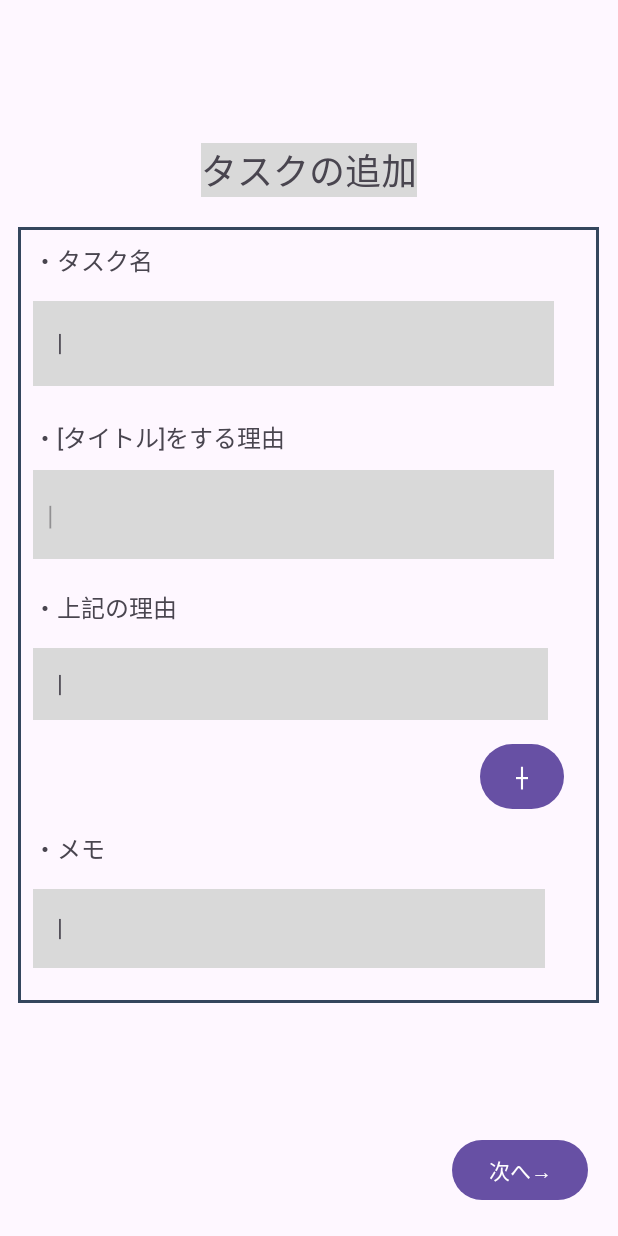
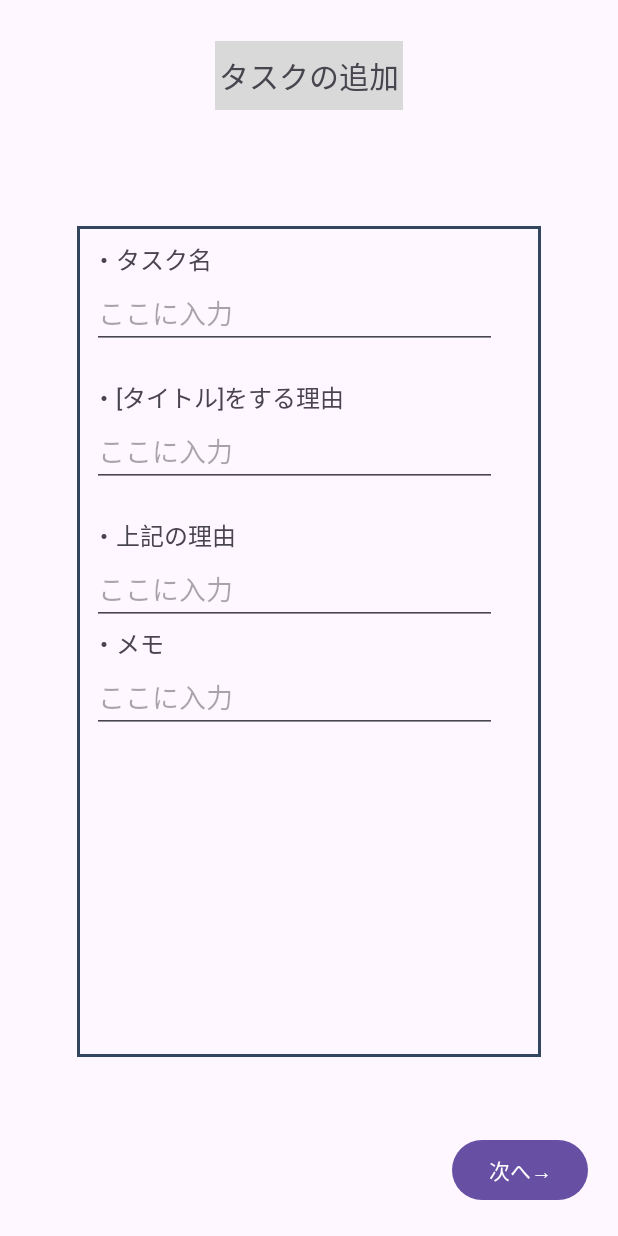
Before and after one commit to SoSatoNITIC/AppBlockTaskList, an Android app: the TaskSettingWan screen opened through its navigation route, on a phone screen of 412 x 824 dp. Run offline under Robolectric (Android 15) with nearby library versions, the phone set to English and light mode, and no system bars; our stand-ins replace Room's generated code.

Commit message:
いろいろやった

```diff
--- a/app/src/main/java/com/example/appblocktasklist/SystemHome.kt
+++ b/app/src/main/java/com/example/appblocktasklist/SystemHome.kt
@@ -5,8 +5,13 @@ import androidx.fragment.app.Fragment
 import android.view.LayoutInflater
 import android.view.View
 import android.view.ViewGroup
+import android.widget.ArrayAdapter
 import android.widget.Button
+import android.widget.ListView
 import androidx.navigation.fragment.NavHostFragment
+import com.example.appblocktasklist.roomdb.TasksDB.Task
+import kotlinx.coroutines.GlobalScope
+import kotlinx.coroutines.launch
 
 
 class SystemHome : Fragment() {
@@ -26,6 +31,16 @@ class SystemHome : Fragment() {
         //navControllerの取得
         val navController = navHostFragment.navController
 
+        GlobalScope.launch {
+            val listView = view.findViewById<ListView>(R.id.SystemTaskList)
+            val tasks: List<Task> = MyApplication.database.tasksDao().getAll()
+            val taskNames: List<String> = tasks.map { it.taskName }
+
+            val adapter = ArrayAdapter(requireActivity(), android.R.layout.simple_list_item_1, taskNames)
+            listView.adapter = adapter
+        }
+
+
         //ロック設定が押されたら
         view.findViewById<Button>(R.id.button2).setOnClickListener{
             //ファイル名 +  Directionsが自動生成される
@@ -38,7 +53,5 @@ class SystemHome : Fragment() {
             val action = SystemHomeDirections.actionSystemHomeFragmentToSystemTaskmenuFragment()
             navController.navigate(action)
         }
-
-
     }
 }
--- a/app/src/main/res/layout/fragment_lock_setting_between_fragment.xml
+++ b/app/src/main/res/layout/fragment_lock_setting_between_fragment.xml
@@ -24,7 +24,7 @@
             app:layout_constraintVertical_bias="0.007" />
 
         <TextView
-            android:id="@+id/LockSettingbetweenText1"
+            android:id="@+id/lock_setting_between_text1"
             android:layout_width="125dp"
             android:layout_height="46dp"
             android:layout_centerInParent="true"
--- a/app/src/main/res/layout/fragment_lock_setting_triger_fragment.xml
+++ b/app/src/main/res/layout/fragment_lock_setting_triger_fragment.xml
@@ -66,7 +66,7 @@
             app:layout_constraintVertical_bias="0.0" />
 
         <TextView
-            android:id="@+id/textView4"
+            android:id="@+id/text_view_reason"
             android:layout_width="308dp"
             android:layout_height="1dp"
             android:background="#000000"
--- a/app/src/main/res/layout/fragment_task_setting_wan_fragment.xml
+++ b/app/src/main/res/layout/fragment_task_setting_wan_fragment.xml
@@ -12,167 +12,131 @@
         android:layout_height="match_parent">
 
         <TextView
-            android:id="@+id/textView2"
-            android:layout_width="wrap_content"
-            android:layout_height="wrap_content"
+            android:id="@+id/lock_setting_between_text1"
+            android:layout_width="125dp"
+            android:layout_height="46dp"
+            android:layout_centerInParent="true"
+            android:layout_marginTop="27dp"
             android:background="#D9D9D9"
-            android:layout_marginStart="200dp"
-            android:layout_marginTop="57dp"
-            android:layout_marginEnd="200dp"
-            android:layout_marginBottom="655dp"
+            android:gravity="center_vertical|center_horizontal"
             android:text="タスクの追加"
-            android:textSize="24sp"
-            app:layout_constraintBottom_toBottomOf="parent"
+            android:textSize="20sp"
             app:layout_constraintEnd_toEndOf="parent"
             app:layout_constraintStart_toStartOf="parent"
             app:layout_constraintTop_toTopOf="parent" />
 
-        <TextView
-            android:id="@+id/textView"
-            android:layout_width="387dp"
-            android:layout_height="517dp"
-            android:layout_marginTop="20dp"
-            android:background="@drawable/wakusen"
-            app:layout_constraintEnd_toEndOf="parent"
-            app:layout_constraintHorizontal_bias="0.488"
-            app:layout_constraintStart_toStartOf="parent"
-            app:layout_constraintTop_toBottomOf="@+id/textView2" />
 
         <TextView
-            android:id="@+id/textView3"
+            android:id="@+id/frame"
+            android:layout_width="309dp"
+            android:layout_height="554dp"
+            android:background="@drawable/wakusen"
+            app:layout_constraintBottom_toBottomOf="parent"
+            app:layout_constraintEnd_toEndOf="parent"
+            app:layout_constraintStart_toStartOf="parent"
+            app:layout_constraintTop_toTopOf="parent"
+            app:layout_constraintVertical_bias="0.559" />
+
+        <TextView
+            android:id="@+id/text_view_title"
             android:layout_width="wrap_content"
             android:layout_height="wrap_content"
             android:layout_marginStart="10dp"
             android:layout_marginTop="10dp"
             android:text="・タスク名"
             android:textSize="16sp"
-            app:layout_constraintStart_toStartOf="@+id/textView"
-            app:layout_constraintTop_toTopOf="@+id/textView" />
+            app:layout_constraintStart_toStartOf="@+id/frame"
+            app:layout_constraintTop_toTopOf="@+id/frame" />
 
+        <EditText
+            android:id="@+id/title"
+            android:layout_width="270dp"
+            android:layout_height="48dp"
+            android:ems="10"
+            android:hint="ここに入力"
+            android:inputType="text"
+            app:layout_constraintBottom_toBottomOf="@+id/frame"
+            app:layout_constraintEnd_toEndOf="@+id/frame"
+            app:layout_constraintHorizontal_bias="0.256"
+            app:layout_constraintStart_toStartOf="@+id/frame"
+            app:layout_constraintTop_toBottomOf="@+id/text_view_title"
+            app:layout_constraintVertical_bias="0.0" />
 
         <TextView
-            android:id="@+id/textView4"
+            android:id="@+id/text_view_reason"
             android:layout_width="wrap_content"
-            android:layout_height="0dp"
+            android:layout_height="wrap_content"
             android:layout_marginStart="10dp"
             android:layout_marginTop="20dp"
             android:text="・[タイトル]をする理由"
             android:textSize="16sp"
-            app:layout_constraintStart_toStartOf="@+id/textView"
-            app:layout_constraintTop_toBottomOf="@+id/textInputLayout" />
+            app:layout_constraintStart_toStartOf="@+id/frame"
+            app:layout_constraintTop_toBottomOf="@+id/title" />
 
-        <com.google.android.material.textfield.TextInputLayout
-            android:id="@+id/textInputLayout2"
-            android:layout_width="409dp"
-            android:layout_height="wrap_content"
-            android:layout_marginStart="1dp"
-            android:layout_marginTop="1dp"
-            android:layout_marginEnd="1dp"
-            app:layout_constraintBottom_toBottomOf="@+id/inputTask2"
-            app:layout_constraintEnd_toEndOf="parent"
-            app:layout_constraintHorizontal_bias="0.0"
-            app:layout_constraintStart_toStartOf="parent"
-            app:layout_constraintTop_toBottomOf="@+id/textView4"
-            app:layout_constraintVertical_bias="1.0">
-        </com.google.android.material.textfield.TextInputLayout>
+        <EditText
+            android:id="@+id/title_reason"
+            android:layout_width="270dp"
+            android:layout_height="48dp"
+            android:ems="10"
+            android:hint="ここに入力"
+            android:inputType="text"
+            app:layout_constraintBottom_toBottomOf="@+id/frame"
+            app:layout_constraintEnd_toEndOf="@+id/frame"
+            app:layout_constraintHorizontal_bias="0.256"
+            app:layout_constraintStart_toStartOf="@+id/frame"
+            app:layout_constraintTop_toBottomOf="@+id/text_view_reason"
+            app:layout_constraintVertical_bias="0.0" />
 
-        <com.google.android.material.textfield.TextInputEditText
-            android:id="@+id/inputTask2"
-            android:layout_width="347dp"
-            android:layout_height="59dp"
-            android:layout_marginStart="10dp"
-            android:layout_marginTop="10dp"
-            android:background="#D9D9D9"
-            android:hint="  |"
-            app:layout_constraintStart_toStartOf="@+id/textView"
-            app:layout_constraintTop_toBottomOf="@+id/textView4" />
 
         <TextView
-            android:id="@+id/textView10"
+            android:id="@+id/text_view_reason_of_reason"
             android:layout_width="wrap_content"
             android:layout_height="wrap_content"
             android:layout_marginStart="10dp"
             android:layout_marginTop="20dp"
             android:text="・上記の理由"
             android:textSize="16sp"
-            app:layout_constraintStart_toStartOf="@+id/textView"
-            app:layout_constraintTop_toBottomOf="@+id/inputTask2" />
+            app:layout_constraintStart_toStartOf="@+id/frame"
+            app:layout_constraintTop_toBottomOf="@+id/title_reason" />
 
-        <com.google.android.material.textfield.TextInputLayout
-            android:id="@+id/textInputLayout3"
-            android:layout_width="343dp"
-            android:layout_height="53dp"
-            android:layout_marginStart="10dp"
-            android:layout_marginTop="10dp"
-            app:layout_constraintEnd_toEndOf="parent"
-            app:layout_constraintHorizontal_bias="0.0"
-            app:layout_constraintStart_toStartOf="@+id/textView"
-            app:layout_constraintTop_toBottomOf="@+id/textView10">
-
-            <com.google.android.material.textfield.TextInputEditText
-                android:id="@+id/textInputEditText3"
-                android:layout_width="match_parent"
-                android:layout_height="wrap_content"
-                android:background="#D9D9D9"
-                android:hint="|" />
-        </com.google.android.material.textfield.TextInputLayout>
-
-        <Button
-            android:id="@+id/button4"
-            android:layout_width="56dp"
-            android:layout_height="51dp"
-            android:layout_marginStart="320dp"
-            android:layout_marginTop="12dp"
-            android:text="＋"
-
-            android:textSize="20sp"
-            app:layout_constraintStart_toStartOf="parent"
-            app:layout_constraintTop_toBottomOf="@+id/textInputLayout3" />
+        <EditText
+            android:id="@+id/reason_of_reason"
+            android:layout_width="270dp"
+            android:layout_height="48dp"
+            android:ems="10"
+            android:hint="ここに入力"
+            android:inputType="text"
+            app:layout_constraintBottom_toBottomOf="@+id/frame"
+            app:layout_constraintEnd_toEndOf="@+id/frame"
+            app:layout_constraintHorizontal_bias="0.256"
+            app:layout_constraintStart_toStartOf="@+id/frame"
+            app:layout_constraintTop_toBottomOf="@+id/text_view_reason_of_reason"
+            app:layout_constraintVertical_bias="0.0" />
 
         <TextView
-            android:id="@+id/textView7"
+            android:id="@+id/text_view_memo"
             android:layout_width="wrap_content"
             android:layout_height="wrap_content"
             android:layout_marginStart="10dp"
-            android:layout_marginTop="10dp"
             android:text="・メモ"
             android:textSize="16sp"
-            app:layout_constraintStart_toStartOf="@+id/textView"
-            app:layout_constraintTop_toBottomOf="@+id/button4" />
+            app:layout_constraintStart_toStartOf="@+id/frame"
+            app:layout_constraintTop_toBottomOf="@+id/reason_of_reason" />
 
-        <com.google.android.material.textfield.TextInputLayout
-            android:id ="@+id/memoInput"
-            android:layout_width="341dp"
-            android:layout_height="58dp"
-            android:layout_marginStart="10dp"
-            android:layout_marginTop="10dp"
-            app:layout_constraintStart_toStartOf="@+id/textView"
-            app:layout_constraintTop_toBottomOf="@+id/textView7">
+        <EditText
+            android:id="@+id/memo"
+            android:layout_width="270dp"
+            android:layout_height="48dp"
+            android:ems="10"
+            android:hint="ここに入力"
+            android:inputType="text"
+            app:layout_constraintBottom_toBottomOf="@+id/frame"
+            app:layout_constraintEnd_toEndOf="@+id/frame"
+            app:layout_constraintHorizontal_bias="0.256"
+            app:layout_constraintStart_toStartOf="@+id/frame"
+            app:layout_constraintTop_toBottomOf="@+id/text_view_memo"
+            app:layout_constraintVertical_bias="0.0" />
 
-            <com.google.android.material.textfield.TextInputEditText
-                android:id="@+id/textInputEditText4"
-                android:layout_width="match_parent"
-                android:layout_height="wrap_content"
-                android:background="#D9D9D9"
-                android:hint="|" />
-        </com.google.android.material.textfield.TextInputLayout>
-
-        <com.google.android.material.textfield.TextInputLayout
-            android:id="@+id/textInputLayout"
-            android:layout_width="347dp"
-            android:layout_height="64dp"
-            android:layout_marginStart="10dp"
-            android:layout_marginTop="10dp"
-            app:layout_constraintStart_toStartOf="@+id/textView"
-            app:layout_constraintTop_toBottomOf="@+id/textView3">
-
-            <com.google.android.material.textfield.TextInputEditText
-                android:id="@+id/inputTask1"
-                android:layout_width="match_parent"
-                android:layout_height="wrap_content"
-                android:background="#D9D9D9"
-                android:hint="|" />
-        </com.google.android.material.textfield.TextInputLayout>
 
         <Button
             android:id="@+id/button7"
```
Also changed, not shown: app/src/main/java/com/example/appblocktasklist/SystemTaskMenu.kt (+20 -0 lines), app/src/main/java/com/example/appblocktasklist/TaskSettingWan.kt (+9 -6 lines), app/src/main/res/layout/fragment_system_home_fragment.xml (+14 -15 lines), app/src/main/res/layout/fragment_system_taskmenu_fragment.xml (+4 -4 lines), app/src/main/res/layout/fragment_task_setting_should.xml (+45 -45 lines).
